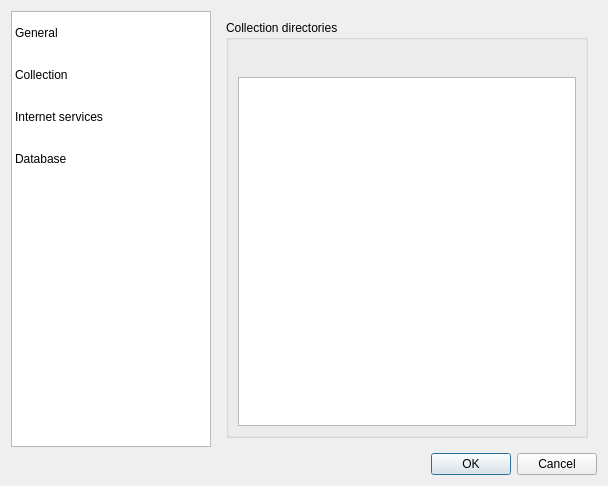
First picture: the form in src/settingsdialog.ui, repository sigsergv/ororok, before the edit.
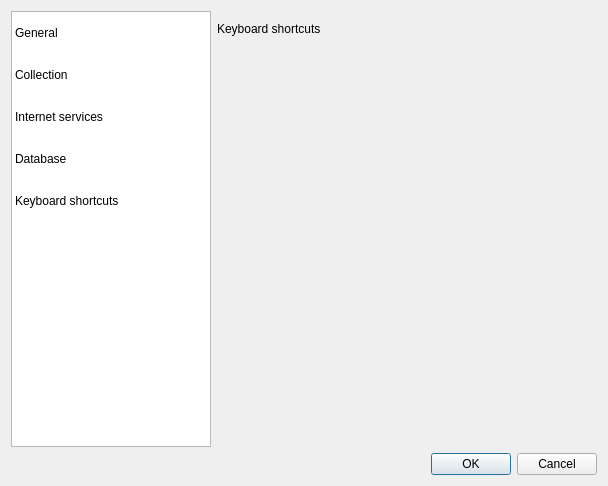
Second picture: the form after the edit. Icons and pictures are not drawn.

```diff
--- a/src/settingsdialog.ui
+++ b/src/settingsdialog.ui
@@ -113,6 +113,11 @@
          <string>New Row</string>
         </property>
        </row>
+       <row>
+        <property name="text">
+         <string>New Row</string>
+        </property>
+       </row>
        <column>
         <property name="text">
          <string>New Column</string>
@@ -138,6 +143,11 @@
          <string>Database</string>
         </property>
        </item>
+       <item row="4" column="0">
+        <property name="text">
+         <string>Keyboard shortcuts</string>
+        </property>
+       </item>
       </widget>
      </item>
      <item>
@@ -149,7 +159,7 @@
         </sizepolicy>
        </property>
        <property name="currentIndex">
-        <number>1</number>
+        <number>4</number>
        </property>
        <widget class="QWidget" name="page">
         <widget class="QLabel" name="label">
@@ -290,6 +300,21 @@
          </property>
         </widget>
        </widget>
+       <widget class="QWidget" name="page_5">
+        <widget class="QLabel" name="label_4">
+         <property name="geometry">
+          <rect>
+           <x>0</x>
+           <y>10</y>
+           <width>251</width>
+           <height>16</height>
+          </rect>
+         </property>
+         <property name="text">
+          <string>Keyboard shortcuts</string>
+         </property>
+        </widget>
+       </widget>
       </widget>
      </item>
     </layout>
```
